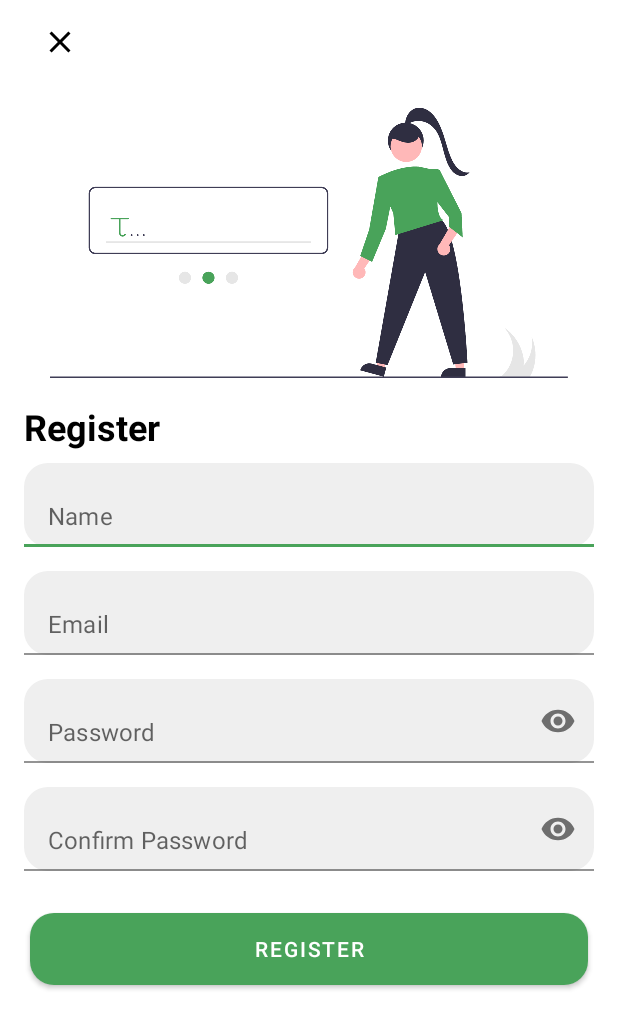
After one commit to mumaralfajar/coursekai, an Android app: the layout activity_register.xml on its own in the app's theme, with its tools: preview values and no code run, on a phone screen of 412 x 824 dp. The commit adds this screen. Shown: the top 1029 px of the screen. Run offline under Robolectric (Android 15) with nearby library versions, the phone set to English and light mode, and no system bars.

Commit message:
add register screen

```diff
--- a/app/src/main/AndroidManifest.xml
+++ b/app/src/main/AndroidManifest.xml
@@ -13,6 +13,9 @@
         android:supportsRtl="true"
         android:theme="@style/Theme.Coursekai"
         tools:targetApi="31">
+        <activity
+            android:name=".RegisterActivity"
+            android:exported="false" />
         <activity
             android:name=".presentation.login.LoginActivity"
             android:exported="false" />
--- a/app/src/main/java/com/mumaralfajar/coursekai/presentation/login/LoginActivity.kt
+++ b/app/src/main/java/com/mumaralfajar/coursekai/presentation/login/LoginActivity.kt
@@ -2,7 +2,6 @@ package com.mumaralfajar.coursekai.presentation.login
 
 import androidx.appcompat.app.AppCompatActivity
 import android.os.Bundle
-import com.mumaralfajar.coursekai.R
 import com.mumaralfajar.coursekai.databinding.ActivityLoginBinding
 
 class LoginActivity : AppCompatActivity() {
--- /dev/null
+++ b/app/src/main/java/com/mumaralfajar/coursekai/presentation/register/RegisterActivity.kt
@@ -0,0 +1,15 @@
+package com.mumaralfajar.coursekai.presentation.register
+
+import androidx.appcompat.app.AppCompatActivity
+import android.os.Bundle
+import com.mumaralfajar.coursekai.databinding.ActivityRegisterBinding
+
+class RegisterActivity : AppCompatActivity() {
+
+    private lateinit var registerBinding: ActivityRegisterBinding
+
+    override fun onCreate(savedInstanceState: Bundle?) {
+        super.onCreate(savedInstanceState)
+        setContentView(registerBinding.root)
+    }
+}
--- /dev/null
+++ b/app/src/main/res/drawable/ic_baseline_close_24.xml
@@ -0,0 +1,5 @@
+<vector android:height="24dp" android:tint="#000000"
+    android:viewportHeight="24" android:viewportWidth="24"
+    android:width="24dp" xmlns:android="http://schemas.android.com/apk/res/android">
+    <path android:fillColor="@android:color/white" android:pathData="M19,6.41L17.59,5 12,10.59 6.41,5 5,6.41 10.59,12 5,17.59 6.41,19 12,13.41 17.59,19 19,17.59 13.41,12z"/>
+</vector>
--- a/app/src/main/res/layout/activity_login.xml
+++ b/app/src/main/res/layout/activity_login.xml
@@ -68,7 +68,7 @@
                 android:textColor="@color/black"
                 android:textColorHint="#4D000000"
                 android:inputType="textPassword"
-                android:autofillHints="password" />
+                android:importantForAutofill="no" />
 
         </com.google.android.material.textfield.TextInputLayout>
 
--- /dev/null
+++ b/app/src/main/res/layout/activity_register.xml
@@ -0,0 +1,163 @@
+<?xml version="1.0" encoding="utf-8"?>
+<androidx.constraintlayout.widget.ConstraintLayout xmlns:android="http://schemas.android.com/apk/res/android"
+    xmlns:app="http://schemas.android.com/apk/res-auto"
+    xmlns:tools="http://schemas.android.com/tools"
+    android:layout_width="match_parent"
+    android:layout_height="match_parent"
+    tools:context=".presentation.register.RegisterActivity">
+
+    <com.google.android.material.appbar.AppBarLayout
+        android:id="@+id/appbar_register"
+        android:layout_width="match_parent"
+        android:layout_height="?attr/actionBarSize"
+        app:elevation="0dp"
+        android:gravity="center_vertical"
+        android:background="@android:color/transparent"
+        app:layout_constraintTop_toTopOf="parent">
+
+        <ImageButton
+            android:id="@+id/btn_close_register"
+            android:layout_width="wrap_content"
+            android:layout_height="wrap_content"
+            android:layout_marginStart="@dimen/normal_100"
+            android:background="@android:color/transparent"
+            android:contentDescription="@android:string/no"
+            android:minWidth="48dp"
+            android:minHeight="48dp"
+            android:src="@drawable/ic_baseline_close_24" />
+
+    </com.google.android.material.appbar.AppBarLayout>
+
+    <ScrollView
+        android:layout_width="match_parent"
+        android:layout_height="0dp"
+        android:fillViewport="true"
+        app:layout_constraintTop_toBottomOf="@id/appbar_register"
+        app:layout_constraintBottom_toBottomOf="parent">
+
+        <LinearLayout
+            android:layout_width="match_parent"
+            android:layout_height="wrap_content"
+            android:orientation="vertical"
+            android:padding="@dimen/normal_100">
+
+            <ImageView
+                android:layout_width="wrap_content"
+                android:layout_height="wrap_content"
+                android:layout_gravity="center_horizontal"
+                android:src="@drawable/image_register"
+                android:contentDescription="@string/register" />
+
+            <TextView
+                android:layout_width="wrap_content"
+                android:layout_height="wrap_content"
+                android:text="@string/register"
+                android:textStyle="bold"
+                android:textColor="@color/black"
+                android:textSize="@dimen/h5"
+                android:layout_marginTop="@dimen/normal_100"/>
+
+            <com.google.android.material.textfield.TextInputLayout
+                android:layout_width="match_parent"
+                android:layout_height="@dimen/edit_text_height"
+                app:hintEnabled="false"
+                android:layout_marginTop="@dimen/small_100">
+
+                <EditText
+                    android:id="@+id/et_name_register"
+                    android:layout_width="match_parent"
+                    android:layout_height="match_parent"
+                    android:background="@drawable/bg_edit_text"
+                    android:hint="@string/name"
+                    android:inputType="text"
+                    android:paddingStart="@dimen/normal_100"
+                    android:paddingEnd="@dimen/normal_100"
+                    android:importantForAutofill="no" />
+
+            </com.google.android.material.textfield.TextInputLayout>
+
+            <com.google.android.material.textfield.TextInputLayout
+                android:layout_width="match_parent"
+                android:layout_height="@dimen/edit_text_height"
+                app:hintEnabled="false"
+                android:layout_marginTop="@dimen/normal_100">
+
+                <EditText
+                    android:id="@+id/et_email_register"
+                    android:layout_width="match_parent"
+                    android:layout_height="match_parent"
+                    android:background="@drawable/bg_edit_text"
+                    android:hint="@string/email"
+                    android:inputType="textEmailAddress"
+                    android:paddingStart="@dimen/normal_100"
+                    android:paddingEnd="@dimen/normal_100"
+                    android:importantForAutofill="no" />
+
+            </com.google.android.material.textfield.TextInputLayout>
+
+            <com.google.android.material.textfield.TextInputLayout
+                android:layout_width="match_parent"
+                android:layout_height="@dimen/edit_text_height"
+                app:hintEnabled="false"
+                app:endIconMode="password_toggle"
+                android:layout_marginTop="@dimen/normal_100">
+
+                <EditText
+                    android:id="@+id/et_password_register"
+                    android:layout_width="match_parent"
+                    android:layout_height="match_parent"
+                    android:background="@drawable/bg_edit_text"
+                    android:hint="@string/password"
+                    android:inputType="textPassword"
+                    android:paddingStart="@dimen/normal_100"
+                    android:paddingEnd="@dimen/normal_100"
+                    android:importantForAutofill="no" />
+
+            </com.google.android.material.textfield.TextInputLayout>
+
+            <com.google.android.material.textfield.TextInputLayout
+                android:layout_width="match_parent"
+                android:layout_height="@dimen/edit_text_height"
+                app:hintEnabled="false"
+                app:endIconMode="password_toggle"
+                android:layout_marginTop="@dimen/normal_100">
+
+                <EditText
+                    android:id="@+id/et_confirm_password_register"
+                    android:layout_width="match_parent"
+                    android:layout_height="match_parent"
+                    android:background="@drawable/bg_edit_text"
+                    android:hint="@string/confirm_password"
+                    android:inputType="textPassword"
+                    android:paddingStart="@dimen/normal_100"
+                    android:paddingEnd="@dimen/normal_100"
+                    android:importantForAutofill="no" />
+
+            </com.google.android.material.textfield.TextInputLayout>
+
+            <Button
+                android:id="@+id/btn_register"
+                android:layout_width="match_parent"
+                android:layout_height="wrap_content"
+                android:text="@string/register"
+                android:textColor="@color/white"
+                android:background="@drawable/bg_btn_auth_primary"
+                android:layout_marginStart="@dimen/small_50"
+                android:layout_marginEnd="@dimen/small_50"
+                android:layout_marginTop="@dimen/normal_175"/>
+
+        </LinearLayout>
+
+    </ScrollView>
+
+    <ProgressBar
+        android:id="@+id/pb_register"
+        android:layout_width="wrap_content"
+        android:layout_height="wrap_content"
+        android:visibility="gone"
+        app:layout_constraintTop_toTopOf="parent"
+        app:layout_constraintBottom_toBottomOf="parent"
+        app:layout_constraintEnd_toEndOf="parent"
+        app:layout_constraintStart_toStartOf="parent"/>
+
+</androidx.constraintlayout.widget.ConstraintLayout>
```
